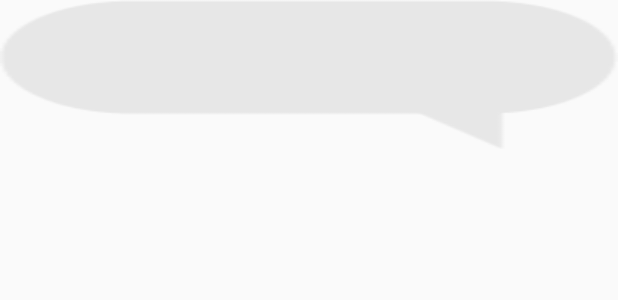
After one commit to minakhan01/ArsZo, an Android app: the layout item_chat_right.xml on its own in the app's theme, with its tools: preview values and no code run, on a phone screen of 412 x 824 dp. The commit adds this screen. Shown: the top 300 px of the screen. Run offline under Robolectric (Android 15) with nearby library versions, the phone set to English and light mode, and no system bars; network calls fail.

Commit message:
new xin changes

```diff
--- a/app/src/main/java/cafe/adriel/androidaudiorecorder/example/PrivacyActivity.java
+++ b/app/src/main/java/cafe/adriel/androidaudiorecorder/example/PrivacyActivity.java
@@ -186,7 +186,7 @@ public class PrivacyActivity extends AppCompatActivity {
         mediaPlayer = MediaPlayer.create(this, soundResources[random]);
         if (!mediaPlayer.isPlaying()) {
             mediaPlayer.start();
-            sendBLEMessage("start");
+            //sendBLEMessage("start");
         } else {
             mediaPlayer.stop();
         }
@@ -195,7 +195,7 @@ public class PrivacyActivity extends AppCompatActivity {
             public void onCompletion(MediaPlayer mp) {
                 mp.reset();
                 mp.release();
-                sendBLEMessage("start");
+                //sendBLEMessage("start");
             }
         });
     }
--- /dev/null
+++ b/app/src/main/res/layout/item_chat_right.xml
@@ -0,0 +1,24 @@
+<?xml version="1.0" encoding="utf-8"?>
+<RelativeLayout xmlns:android="http://schemas.android.com/apk/res/android"
+    android:layout_width="match_parent"
+    android:layout_height="wrap_content">
+
+    <LinearLayout
+        android:layout_width="match_parent"
+        android:layout_height="wrap_content"
+        android:layout_alignParentRight="true"
+        android:background="@drawable/grey"
+        android:orientation="vertical"
+        android:paddingBottom="20dp">
+
+        <TextView
+            android:id="@+id/txt_msg"
+            android:layout_width="match_parent"
+            android:layout_height="wrap_content"
+            android:maxWidth="100dp"
+            android:padding="15dp"
+            android:textColor="@android:color/holo_green_dark" />
+
+    </LinearLayout>
+
+</RelativeLayout>
```
Also changed, not shown: app/src/main/java/cafe/adriel/androidaudiorecorder/example/ChatMessage.java (added, +27 -0 lines), app/src/main/java/cafe/adriel/androidaudiorecorder/example/MainActivity.java (+43 -6 lines), app/src/main/java/cafe/adriel/androidaudiorecorder/example/MessageAdapter.java (added, +75 -0 lines), app/src/main/java/cafe/adriel/androidaudiorecorder/example/NetworkUtil.java (+5 -2 lines), app/src/main/res/layout/activity_main.xml (+14 -41 lines), app/src/main/res/layout/item_chat_left.xml (added, +23 -0 lines), app/src/main/res/drawable/green.png (added), app/src/main/res/drawable/grey.png (added), app/src/main/res/drawable/orange.png (added).
